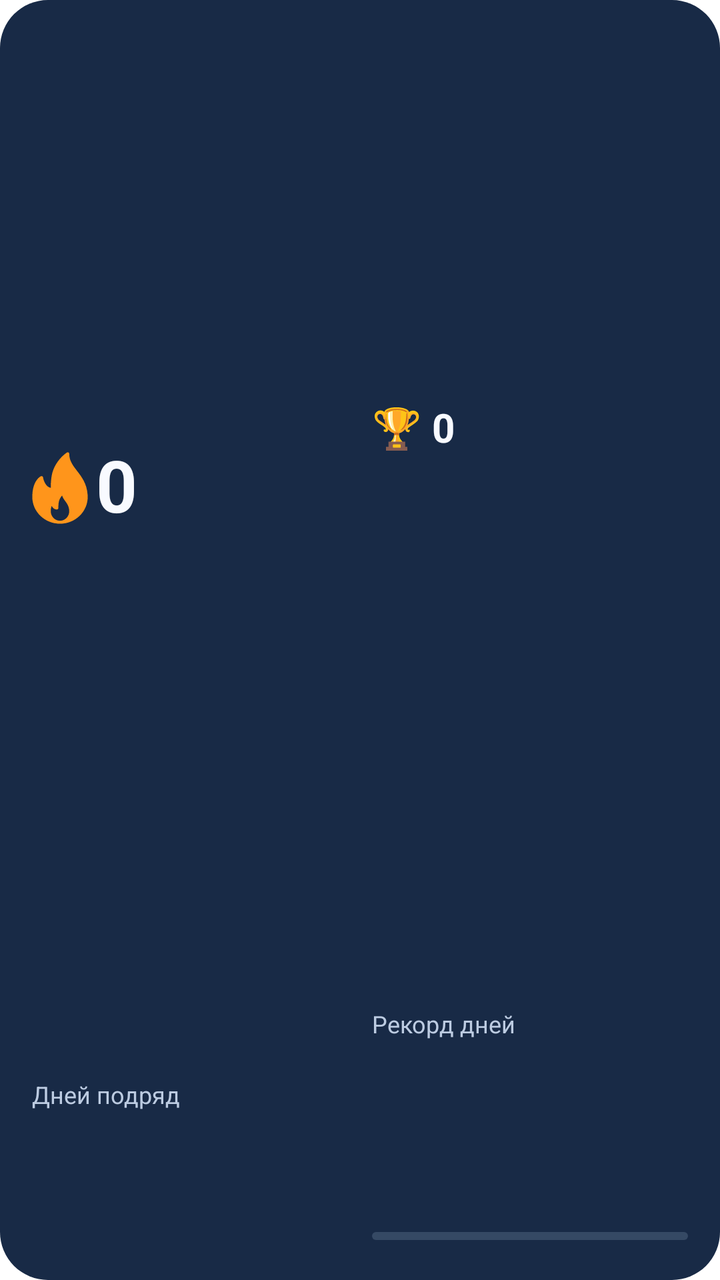
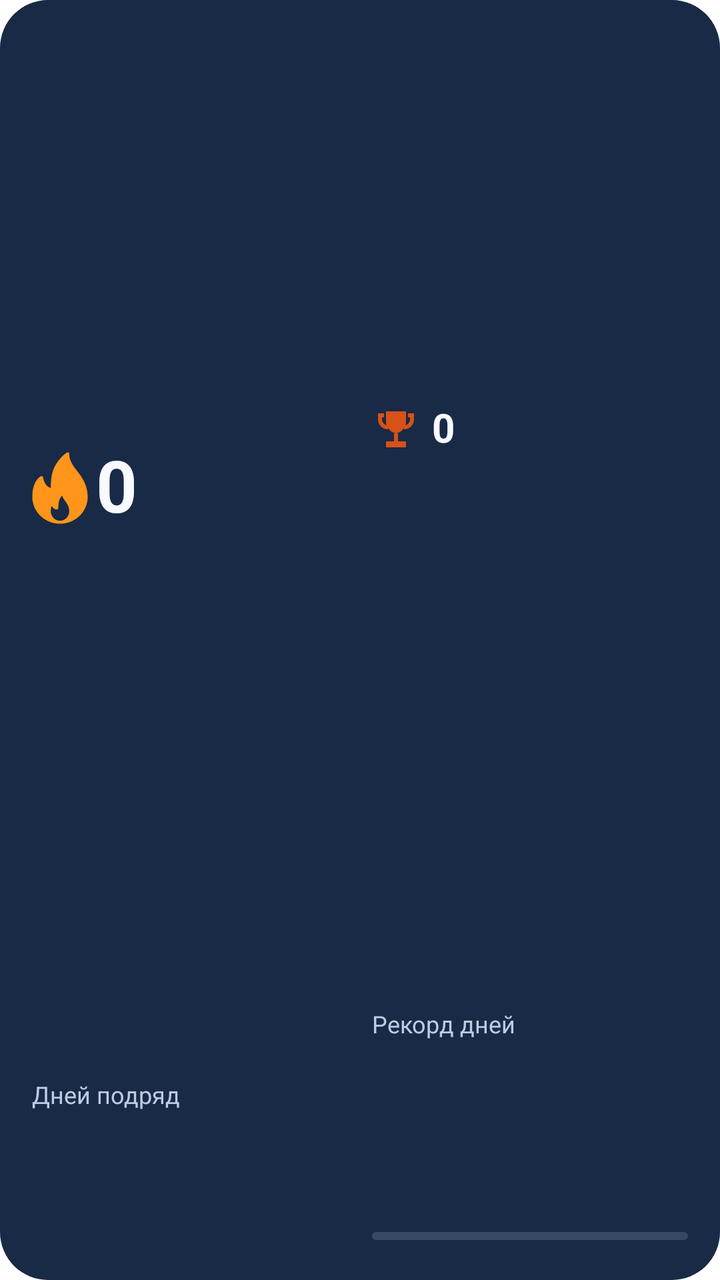

Compare the two renders of this Android layout. The source of the first and the diff that turns it into the second are given below.
<!-- AndroidManifest.xml: fallback theme Theme.MaterialComponents.DayNight.NoActionBar -->
<!-- res/layout/streak_widget_record_wide.xml -->
<?xml version="1.0" encoding="utf-8"?>
<LinearLayout
    xmlns:android="http://schemas.android.com/apk/res/android"
    android:id="@+id/streak_root"
    android:layout_width="match_parent"
    android:layout_height="match_parent"
    android:orientation="vertical"
    android:padding="16dp"
    android:background="@drawable/streak_widget_record_background">
    <LinearLayout
        android:layout_width="match_parent"
        android:layout_height="0dp"
        android:layout_weight="1"
        android:orientation="horizontal">
        <LinearLayout
            android:layout_width="0dp"
            android:layout_height="match_parent"
            android:orientation="vertical"
            android:layout_weight="1">
            <LinearLayout
                android:layout_width="match_parent"
                android:layout_height="0dp"
                android:layout_weight="3"
                android:orientation="horizontal"
                android:gravity="center_vertical">
                <ImageView
                android:id="@+id/streak_flame"
                android:layout_width="28dp"
                android:layout_height="match_parent"
                android:src="@drawable/streak_widget_flame"
                android:scaleType="fitCenter"
                android:importantForAccessibility="no" />
                <TextView
                    android:id="@+id/streak_current"
                    android:layout_width="0dp"
                    android:layout_height="match_parent"
                    android:text="0"
                    android:textSize="36sp"
                    android:textColor="@color/streak_record_text"
                    android:maxLines="1"
                    android:includeFontPadding="false"
                    android:gravity="center_vertical"
                    android:autoSizeTextType="uniform"
                    android:autoSizeMinTextSize="5sp"
                    android:autoSizeMaxTextSize="36sp"
                    android:autoSizeStepGranularity="1sp"
                    android:layout_weight="1"
                    android:textStyle="bold"
                    android:layout_marginStart="4dp" />
            </LinearLayout>
            <TextView
                android:id="@+id/streak_label"
                android:layout_width="match_parent"
                android:layout_height="0dp"
                android:text="@string/currentLabel"
                android:textSize="12sp"
                android:textColor="@color/streak_record_secondary"
                android:maxLines="1"
                android:includeFontPadding="false"
                android:gravity="center_vertical"
                android:autoSizeTextType="uniform"
                android:autoSizeMinTextSize="5sp"
                android:autoSizeMaxTextSize="12sp"
                android:autoSizeStepGranularity="1sp"
                android:layout_weight="1" />
        </LinearLayout>
        <LinearLayout
            android:layout_width="0dp"
            android:layout_height="match_parent"
            android:orientation="vertical"
            android:layout_weight="1"
            android:layout_marginStart="12dp">
            <TextView
                android:id="@+id/streak_best"
                android:layout_width="match_parent"
                android:layout_height="0dp"
                android:text="🏆 0"
                android:textSize="20sp"
                android:textColor="@color/streak_record_text"
                android:maxLines="1"
                android:includeFontPadding="false"
                android:gravity="center_vertical"
                android:autoSizeTextType="uniform"
                android:autoSizeMinTextSize="5sp"
                android:autoSizeMaxTextSize="20sp"
                android:autoSizeStepGranularity="1sp"
                android:layout_weight="2"
                android:textStyle="bold" />
            <TextView
                android:id="@+id/streak_best_label"
                android:layout_width="match_parent"
                android:layout_height="0dp"
                android:text="@string/bestLabel"
                android:textSize="12sp"
                android:textColor="@color/streak_record_secondary"
                android:maxLines="1"
                android:includeFontPadding="false"
                android:gravity="center_vertical"
                android:autoSizeTextType="uniform"
                android:autoSizeMinTextSize="5sp"
                android:autoSizeMaxTextSize="12sp"
                android:autoSizeStepGranularity="1sp"
                android:layout_weight="1" />
            <ProgressBar
                style="?android:attr/progressBarStyleHorizontal"
                android:id="@+id/streak_progress"
                android:layout_width="match_parent"
                android:layout_height="4dp"
                android:layout_marginTop="4dp"
                android:layout_marginBottom="4dp"
                android:padding="0dp"
                android:minHeight="0dp"
                android:indeterminate="false"
                android:max="100"
                android:progress="0"
                android:progressDrawable="@drawable/streak_widget_progress" />
        </LinearLayout>
    </LinearLayout>
    <TextView
        android:id="@+id/streak_status"
        android:layout_width="match_parent"
        android:layout_height="28dp"
        android:text="@string/startLabel"
        android:textSize="12sp"
        android:textColor="@color/streak_record_accent"
        android:maxLines="2"
        android:includeFontPadding="false"
        android:gravity="center_vertical"
        android:autoSizeTextType="uniform"
        android:autoSizeMinTextSize="5sp"
        android:autoSizeMaxTextSize="12sp"
        android:autoSizeStepGranularity="1sp"
        android:layout_marginTop="4dp"
        android:visibility="gone" />
</LinearLayout>
<!-- resources referenced by this layout -->
<resources>
  <color name="streak_record_accent">#FFBA6B</color>
  <color name="streak_record_secondary">#BCCBE1</color>
  <color name="streak_record_text">#F8FAFF</color>
  <!-- drawable streak_widget_flame (drawable) -->
  <vector xmlns:android="http://schemas.android.com/apk/res/android"
      android:width="28dp" android:height="36dp"
      android:viewportWidth="388" android:viewportHeight="516">
      <group android:translateX="-62" android:translateY="2">
          <path android:fillColor="#FF951B"
              android:pathData="M446.906,299.769c-5.865-76.359-41.417-124.21-72.781-166.436C345.083,94.241,320,60.483,320,10.685 c0-4-2.24-7.656-5.792-9.489c-3.563-1.844-7.844-1.542-11.083,0.812c-47.104,33.706-86.406,90.515-100.135,144.719 c-9.531,37.737-10.792,80.161-10.969,108.18c-43.5-9.291-53.354-74.359-53.458-75.068c-0.49-3.375-2.552-6.312-5.552-7.916 c-3.031-1.583-6.594-1.698-9.667-0.177c-2.281,1.104-55.99,28.394-59.115,137.355C64.01,312.726,64,316.362,64,319.997 c0,105.857,86.135,191.987,192,191.987c0.146,0.01,0.302,0.031,0.427,0c0.042,0,0.083,0,0.135,0 C362.167,511.681,448,425.667,448,319.997C448,314.674,446.906,299.769,446.906,299.769z M256,490.652 c-35.292,0-64-30.581-64-68.172c0-1.281-0.01-2.573,0.083-4.156c0.427-15.853,3.438-26.675,6.74-33.873 c6.188,13.291,17.25,25.509,35.219,25.509c5.896,0,10.667-4.771,10.667-10.666c0-15.186,0.313-32.706,4.094-48.518 c3.365-14.02,11.406-28.936,21.594-40.893c4.531,15.52,13.365,28.081,21.99,40.341c12.344,17.54,25.104,35.675,27.344,66.6 c0.135,1.833,0.271,3.677,0.271,5.656C320,460.07,291.292,490.652,256,490.652z" />
      </group>
  </vector>
  <!-- drawable streak_widget_progress (drawable) -->
  <layer-list xmlns:android="http://schemas.android.com/apk/res/android">
      <item android:id="@android:id/background">
          <shape>
              <corners android:radius="3dp" />
              <solid android:color="@color/streak_record_track" />
          </shape>
      </item>
      <item android:id="@android:id/progress">
          <clip>
              <shape>
                  <corners android:radius="3dp" />
                  <solid android:color="@color/streak_record_accent" />
              </shape>
          </clip>
      </item>
  </layer-list>
  <!-- drawable streak_widget_record_background (drawable) -->
  <shape xmlns:android="http://schemas.android.com/apk/res/android" android:shape="rectangle">
      <solid android:color="@color/streak_record_background" />
      <corners android:radius="24dp" />
  </shape>
  <string name="bestLabel">Рекорд дней</string>
  <string name="currentLabel">Дней подряд</string>
  <string name="startLabel">Начни новую серию</string>
  <color name="streak_record_track">#354964</color>
  <color name="streak_record_background">#182A46</color>
</resources>

<!-- the commit's change to res/layout/streak_widget_record_wide.xml (unified diff, before → after) -->
@@ -24,12 +24,12 @@
                 android:orientation="horizontal"
                 android:gravity="center_vertical">
                 <ImageView
-                android:id="@+id/streak_flame"
-                android:layout_width="28dp"
-                android:layout_height="match_parent"
-                android:src="@drawable/streak_widget_flame"
-                android:scaleType="fitCenter"
-                android:importantForAccessibility="no" />
+                    android:id="@+id/streak_flame"
+                    android:layout_width="28dp"
+                    android:layout_height="match_parent"
+                    android:src="@drawable/streak_widget_flame"
+                    android:scaleType="fitCenter"
+                    android:importantForAccessibility="no" />
                 <TextView
                     android:id="@+id/streak_current"
                     android:layout_width="0dp"
@@ -70,22 +70,37 @@
             android:orientation="vertical"
             android:layout_weight="1"
             android:layout_marginStart="12dp">
-            <TextView
-                android:id="@+id/streak_best"
+            <LinearLayout
                 android:layout_width="match_parent"
                 android:layout_height="0dp"
-                android:text="🏆 0"
-                android:textSize="20sp"
-                android:textColor="@color/streak_record_text"
-                android:maxLines="1"
-                android:includeFontPadding="false"
-                android:gravity="center_vertical"
-                android:autoSizeTextType="uniform"
-                android:autoSizeMinTextSize="5sp"
-                android:autoSizeMaxTextSize="20sp"
-                android:autoSizeStepGranularity="1sp"
                 android:layout_weight="2"
-                android:textStyle="bold" />
+                android:orientation="horizontal"
+                android:gravity="center_vertical">
+                <ImageView
+                    android:id="@+id/streak_trophy"
+                    android:layout_width="24dp"
+                    android:layout_height="match_parent"
+                    android:src="@drawable/streak_widget_trophy"
+                    android:scaleType="fitCenter"
+                    android:importantForAccessibility="no" />
+                <TextView
+                    android:id="@+id/streak_best"
+                    android:layout_width="0dp"
+                    android:layout_height="match_parent"
+                    android:text="0"
+                    android:textSize="20sp"
+                    android:textColor="@color/streak_record_text"
+                    android:maxLines="1"
+                    android:includeFontPadding="false"
+                    android:gravity="center_vertical"
+                    android:autoSizeTextType="uniform"
+                    android:autoSizeMinTextSize="5sp"
+                    android:autoSizeMaxTextSize="20sp"
+                    android:autoSizeStepGranularity="1sp"
+                    android:textStyle="bold"
+                    android:layout_marginStart="6dp"
+                    android:layout_weight="1" />
+            </LinearLayout>
             <TextView
                 android:id="@+id/streak_best_label"
                 android:layout_width="match_parent"
<!-- resource entries referenced after the edit -->
@@ -34,10 +34,18 @@
       <solid android:color="@color/streak_record_background" />
       <corners android:radius="24dp" />
   </shape>
+  <!-- drawable streak_widget_trophy (drawable) -->
+  <vector xmlns:android="http://schemas.android.com/apk/res/android"
+      android:width="24dp" android:height="24dp"
+      android:viewportWidth="24" android:viewportHeight="24">
+      <path android:fillColor="@color/streak_widget_accent"
+          android:pathData="M7,3H17V8C17,11.1 14.8,13.6 12,14C9.2,13.6 7,11.1 7,8ZM11,14H13V18H17V21H7V18H11ZM3,4H6V6H5V7C5,8.6 6.3,10 8,10V12C5.2,12 3,9.8 3,7ZM18,4H21V7C21,9.8 18.8,12 16,12V10C17.7,10 19,8.6 19,7V6H18Z" />
+  </vector>
   <string name="bestLabel">Рекорд дней</string>
   <string name="currentLabel">Дней подряд</string>
   <string name="startLabel">Начни новую серию</string>
   <color name="streak_record_track">#354964</color>
   <color name="streak_record_background">#182A46</color>
+  <color name="streak_widget_accent">#D85117</color>
 </resources>
 
